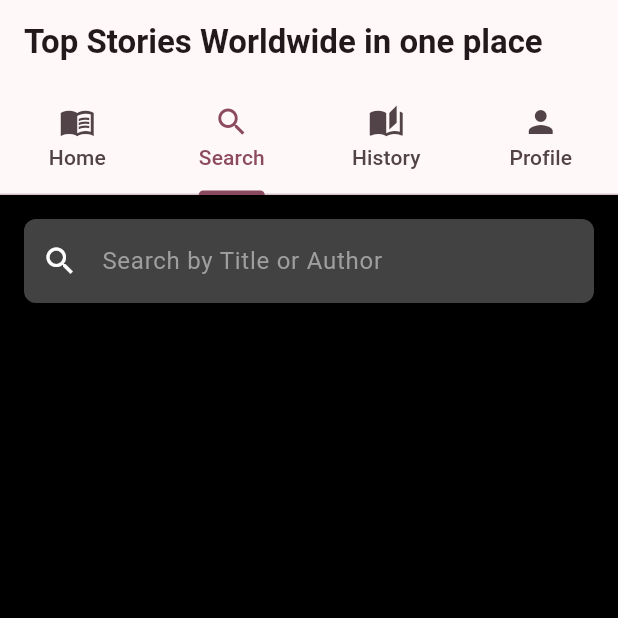
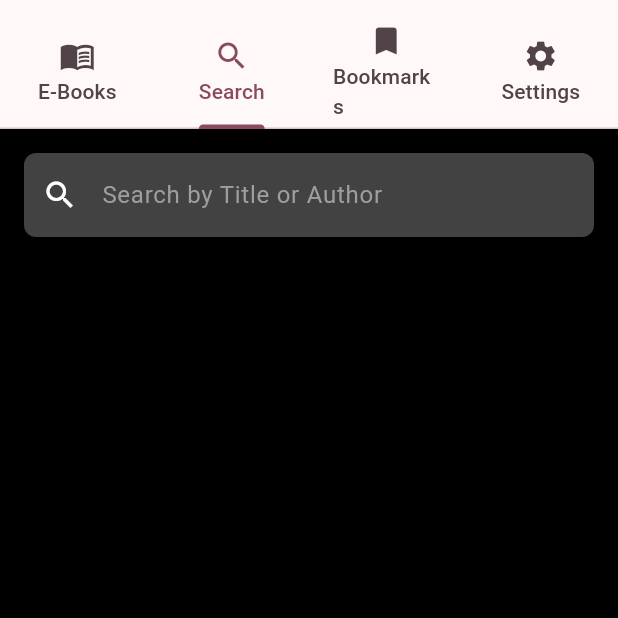
Before and after one commit to XRichardroidX/EBooks-and-AudioBooks, a Flutter app: the screen it shows after launch, tab 2 chosen, on a phone screen of 412 x 824 dp, the top half of it. Run offline on Flutter 3.47's test engine with Material 3 defaults, Android fonts, the phone set to English and light mode, and no system bars; our stand-ins replace appwrite, cached_network_image, file_picker, firebase_auth, firebase_core, flutter_image_compress and 3 more; missing offline and left inert: dart:html, epubx, idb_shim, syncfusion_flutter_pdf; accounts and stored records are empty; generated files the repository leaves out were written again; network calls fail.

Commit message:
Change Design from mobile to web

```diff
--- a/lib/main.dart
+++ b/lib/main.dart
@@ -40,7 +40,14 @@ class MainPage extends StatefulWidget {
 class _MainPageState extends State<MainPage> {
   @override
   Widget build(BuildContext context) {
-    return FutureBuilder<bool>(
+    return Center(
+      child: ConstrainedBox(
+        constraints: BoxConstraints(
+          maxWidth: 1200, // Maximum width
+          minWidth: 300,  // Minimum width
+          maxHeight: double.infinity, // No maximum height constraint
+        ),
+        child: FutureBuilder<bool>(
           future: checkUserLoggedIn(), // Future to check user login status
           builder: (context, snapshot) {
             if (snapshot.connectionState == ConnectionState.waiting) {
@@ -51,34 +58,14 @@ class _MainPageState extends State<MainPage> {
               return MenuScreens(); // User is not logged in, show login page
             }
           },
+        ),
+      ),
     );
   }
-
-
 
   Future<bool> checkUserLoggedIn() async {
     // Check Firebase Authentication to see if the user is logged in
     User? user = FirebaseAuth.instance.currentUser;
     return user != null; // Returns true if a user is logged in, otherwise false
   }
-
-// void handleIncomingLinks(BuildContext context) {
-//   // This method checks for incoming links
-//   if (Platform.isAndroid || Platform.isIOS) {
-//     // Android/iOS specific deep link handling
-//     final uri = Uri.tryParse(window.defaultRouteName);
-//
-//     if (uri != null) {
-//       if (uri.host == 'login-success') {
-//         // Handle successful login
-//         Navigator.of(context).pushReplacementNamed('/home');
-//       } else if (uri.host == 'login-failure') {
-//         Navigator.of(context).pushReplacementNamed('/login');
-//         // Handle failed login
-//         ScaffoldMessenger.of(context).showSnackBar(
-//           const SnackBar(content: Text('Login failed. Please try again.')),
-//         );
-//       }
-//     }
-//  }
 }
--- a/lib/pages/book_search.dart
+++ b/lib/pages/book_search.dart
@@ -37,7 +37,7 @@ class _FilterBooksPageState extends State<FilterBooksPage> {
     userId = FirebaseAuth.instance.currentUser?.uid ?? '123456789';
     initializeAppwrite();
     loadBooksFromLocalStorage();
-    _updateTimer = Timer.periodic(const Duration(seconds: 5), (timer) {
+    _updateTimer = Timer.periodic(const Duration(seconds: 3), (timer) {
       fetchBooks(isLoadMore: true);
       shuffleBooks();
     });
@@ -185,7 +185,11 @@ class _FilterBooksPageState extends State<FilterBooksPage> {
           child: Column(
             crossAxisAlignment: CrossAxisAlignment.start,
             children: [
-              Padding(
+              Center(
+                child: Container(
+                  constraints: BoxConstraints(
+                    maxWidth: 500
+                  ),
                   padding: const EdgeInsets.all(16.0),
                   child: TextField(
                     onChanged: (query) => filterBooks(query),
@@ -200,6 +204,7 @@ class _FilterBooksPageState extends State<FilterBooksPage> {
                         borderSide: BorderSide.none,
                       ),
                       prefixIcon: const Icon(Icons.search, color: Colors.white),
+                    ),
                   ),
                 ),
               ),
--- a/lib/pages/menu_screens.dart
+++ b/lib/pages/menu_screens.dart
@@ -91,7 +91,7 @@ class _MenuScreensState extends State<MenuScreens> {
     if (mounted) {
       await Future.delayed(Duration(seconds: 2));
       Navigator.of(context).pushReplacement(
-        MaterialPageRoute(builder: (context) => UpdatePromptPage()),
+        MaterialPageRoute(builder: (context) => EBooksPage()),
       );
     }
   }
@@ -105,11 +105,26 @@ class _MenuScreensState extends State<MenuScreens> {
 
   @override
   Widget build(BuildContext context) {
-    return DefaultTabController(
+    return LayoutBuilder(
+      builder: (context, constraints) {
+        final maxWidth = constraints.maxWidth;
+        final maxHeight = constraints.maxHeight;
+
+        // Limit the screen size
+        final double limitedWidth = maxWidth > 1200 ? 1200 : maxWidth;
+        final double limitedHeight = maxHeight > 1200 ? 1200 : maxHeight;
+
+        return Center(
+          child: ConstrainedBox(
+            constraints: BoxConstraints(
+              maxWidth: limitedWidth,
+              maxHeight: limitedHeight,
+            ),
+            child: DefaultTabController(
               length: _pages.length,
               child: Scaffold(
                 appBar: AppBar(
-          title: Text('Top Stories Worldwide in one place', style: TextStyle(color: AppColors.textSecondary, fontWeight: FontWeight.bold)),
+                  toolbarHeight: 12,
                   backgroundColor: AppColors.backgroundSecondary,
                   bottom: TabBar(
                     indicatorColor: AppColors.textHighlight,
@@ -121,28 +136,32 @@ class _MenuScreensState extends State<MenuScreens> {
                     tabs: [
                       Tab(
                         icon: Icon(Icons.menu_book_sharp, color: AppColors.iconColor),
-                child: Text('Home', style: TextStyle(color: AppColors.textPrimary)),
+                        child: Text('E-Books', style: TextStyle(color: AppColors.textPrimary)),
                       ),
                       Tab(
                         icon: Icon(Icons.search, color: AppColors.iconColor),
                         child: Text('Search', style: TextStyle(color: AppColors.textPrimary)),
                       ),
                       Tab(
-                icon: Icon(Icons.auto_stories, color: AppColors.iconColor),
-                child: Text('History', style: TextStyle(color: AppColors.textPrimary)),
+                        icon: Icon(Icons.bookmark, color: AppColors.iconColor),
+                        child: Text('Bookmarks', style: TextStyle(color: AppColors.textPrimary)),
                       ),
                       Tab(
-                icon: Icon(Icons.person, color: AppColors.iconColor),
-                child: Text('Profile', style: TextStyle(color: AppColors.textPrimary)),
+                        icon: Icon(Icons.settings, color: AppColors.iconColor),
+                        child: Text('Settings', style: TextStyle(color: AppColors.textPrimary)),
                       ),
                     ],
                   ),
                 ),
                 body: AppwriteAppVersion == appVersion
                     ? TabBarView(children: _pages)
-            : UpdatePromptPage(),
+                    : EBooksPage(),
                 backgroundColor: AppColors.backgroundPrimary,
               ),
+            ),
+          ),
+        );
+      },
     );
   }
 }
```
Also changed, not shown: lib/pages/authentication/forgot_password.dart (+16 -2 lines), lib/pages/authentication/login_page.dart (+17 -22 lines), lib/pages/authentication/signup_page.dart (+25 -10 lines), lib/pages/book_list_page.dart (+6 -2 lines), lib/pages/e_book_pages/book_details_page.dart (+13 -1 lines), lib/pages/e_book_pages/e_books_page.dart (+19 -18 lines), lib/pages/e_book_pages/epub_reader_page.dart (+6 -14 lines). Lines whose indentation alone changed are shown as unchanged.
